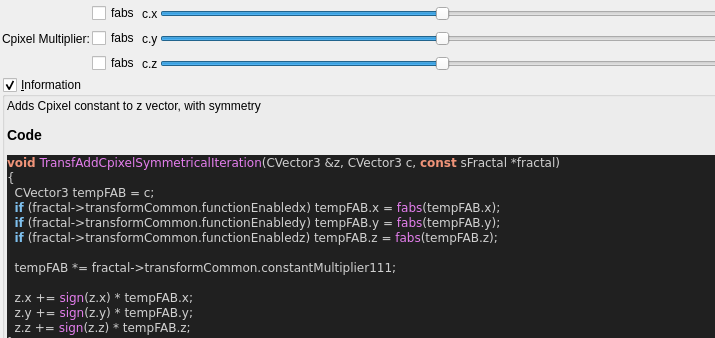
This is mandelbulber2/formula/ui/fractal_transf_add_cpixel_symmetrical.ui in buddhi1980/mandelbulber2 as Qt 5 draws it before an edit; both pictures show x 0 to 715 and y 0 to 338 of the 817 by 846 pixel window. The edited form follows.
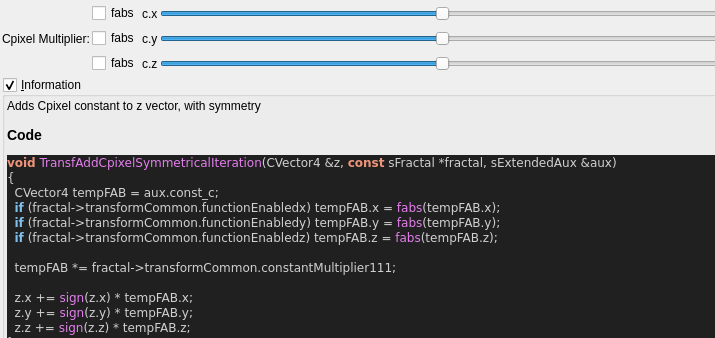
This is the edited form. Custom widgets are drawn as their Qt base class.

Patch:
```diff
--- a/mandelbulber2/formula/ui/fractal_transf_add_cpixel_symmetrical.ui
+++ b/mandelbulber2/formula/ui/fractal_transf_add_cpixel_symmetrical.ui
@@ -278,9 +278,9 @@
 &lt;/table&gt;
 &lt;h3&gt;Code&lt;/h3&gt;
 &lt;body style=&quot;background-color:#202020&quot;&gt;
-&lt;pre style=&quot;color:#d0d0d0; background-color:#202020;  font-family:'Courier New',monospace;&quot;&gt;&lt;span style=&quot;color:#f09479; font-weight:bold&quot;&gt;void&lt;/span&gt; &lt;span style=&quot;color:#e47eed&quot;&gt;TransfAddCpixelSymmetricalIteration&lt;/span&gt;&lt;span style=&quot;color:#d0d0d0&quot;&gt;(&lt;/span&gt;CVector3 &lt;span style=&quot;color:#d0d0d0&quot;&gt;&amp;amp;&lt;/span&gt;z&lt;span style=&quot;color:#d0d0d0&quot;&gt;,&lt;/span&gt; CVector3 c&lt;span style=&quot;color:#d0d0d0&quot;&gt;,&lt;/span&gt; &lt;span style=&quot;color:#f09479; font-weight:bold&quot;&gt;const&lt;/span&gt; sFractal &lt;span style=&quot;color:#d0d0d0&quot;&gt;*&lt;/span&gt;fractal&lt;span style=&quot;color:#d0d0d0&quot;&gt;)&lt;/span&gt;
+&lt;pre style=&quot;color:#d0d0d0; background-color:#202020;  font-family:'Courier New',monospace;&quot;&gt;&lt;span style=&quot;color:#f09479; font-weight:bold&quot;&gt;void&lt;/span&gt; &lt;span style=&quot;color:#e47eed&quot;&gt;TransfAddCpixelSymmetricalIteration&lt;/span&gt;&lt;span style=&quot;color:#d0d0d0&quot;&gt;(&lt;/span&gt;CVector4 &lt;span style=&quot;color:#d0d0d0&quot;&gt;&amp;amp;&lt;/span&gt;z&lt;span style=&quot;color:#d0d0d0&quot;&gt;,&lt;/span&gt; &lt;span style=&quot;color:#f09479; font-weight:bold&quot;&gt;const&lt;/span&gt; sFractal &lt;span style=&quot;color:#d0d0d0&quot;&gt;*&lt;/span&gt;fractal&lt;span style=&quot;color:#d0d0d0&quot;&gt;,&lt;/span&gt; sExtendedAux &lt;span style=&quot;color:#d0d0d0&quot;&gt;&amp;amp;&lt;/span&gt;aux&lt;span style=&quot;color:#d0d0d0&quot;&gt;)&lt;/span&gt;
 &lt;span style=&quot;color:#d0d0d0&quot;&gt;{&lt;/span&gt;
-  CVector3 tempFAB &lt;span style=&quot;color:#d0d0d0&quot;&gt;=&lt;/span&gt; c&lt;span style=&quot;color:#d0d0d0&quot;&gt;;&lt;/span&gt;
+  CVector4 tempFAB &lt;span style=&quot;color:#d0d0d0&quot;&gt;=&lt;/span&gt; aux&lt;span style=&quot;color:#d0d0d0&quot;&gt;.&lt;/span&gt;const_c&lt;span style=&quot;color:#d0d0d0&quot;&gt;;&lt;/span&gt;
   &lt;span style=&quot;color:#7ec0ee; font-weight:bold&quot;&gt;if&lt;/span&gt; &lt;span style=&quot;color:#d0d0d0&quot;&gt;(&lt;/span&gt;fractal&lt;span style=&quot;color:#d0d0d0&quot;&gt;-&amp;gt;&lt;/span&gt;transformCommon&lt;span style=&quot;color:#d0d0d0&quot;&gt;.&lt;/span&gt;functionEnabledx&lt;span style=&quot;color:#d0d0d0&quot;&gt;)&lt;/span&gt; tempFAB&lt;span style=&quot;color:#d0d0d0&quot;&gt;.&lt;/span&gt;x &lt;span style=&quot;color:#d0d0d0&quot;&gt;=&lt;/span&gt; &lt;span style=&quot;color:#e47eed&quot;&gt;fabs&lt;/span&gt;&lt;span style=&quot;color:#d0d0d0&quot;&gt;(&lt;/span&gt;tempFAB&lt;span style=&quot;color:#d0d0d0&quot;&gt;.&lt;/span&gt;x&lt;span style=&quot;color:#d0d0d0&quot;&gt;);&lt;/span&gt;
   &lt;span style=&quot;color:#7ec0ee; font-weight:bold&quot;&gt;if&lt;/span&gt; &lt;span style=&quot;color:#d0d0d0&quot;&gt;(&lt;/span&gt;fractal&lt;span style=&quot;color:#d0d0d0&quot;&gt;-&amp;gt;&lt;/span&gt;transformCommon&lt;span style=&quot;color:#d0d0d0&quot;&gt;.&lt;/span&gt;functionEnabledy&lt;span style=&quot;color:#d0d0d0&quot;&gt;)&lt;/span&gt; tempFAB&lt;span style=&quot;color:#d0d0d0&quot;&gt;.&lt;/span&gt;y &lt;span style=&quot;color:#d0d0d0&quot;&gt;=&lt;/span&gt; &lt;span style=&quot;color:#e47eed&quot;&gt;fabs&lt;/span&gt;&lt;span style=&quot;color:#d0d0d0&quot;&gt;(&lt;/span&gt;tempFAB&lt;span style=&quot;color:#d0d0d0&quot;&gt;.&lt;/span&gt;y&lt;span style=&quot;color:#d0d0d0&quot;&gt;);&lt;/span&gt;
   &lt;span style=&quot;color:#7ec0ee; font-weight:bold&quot;&gt;if&lt;/span&gt; &lt;span style=&quot;color:#d0d0d0&quot;&gt;(&lt;/span&gt;fractal&lt;span style=&quot;color:#d0d0d0&quot;&gt;-&amp;gt;&lt;/span&gt;transformCommon&lt;span style=&quot;color:#d0d0d0&quot;&gt;.&lt;/span&gt;functionEnabledz&lt;span style=&quot;color:#d0d0d0&quot;&gt;)&lt;/span&gt; tempFAB&lt;span style=&quot;color:#d0d0d0&quot;&gt;.&lt;/span&gt;z &lt;span style=&quot;color:#d0d0d0&quot;&gt;=&lt;/span&gt; &lt;span style=&quot;color:#e47eed&quot;&gt;fabs&lt;/span&gt;&lt;span style=&quot;color:#d0d0d0&quot;&gt;(&lt;/span&gt;tempFAB&lt;span style=&quot;color:#d0d0d0&quot;&gt;.&lt;/span&gt;z&lt;span style=&quot;color:#d0d0d0&quot;&gt;);&lt;/span&gt;
```
